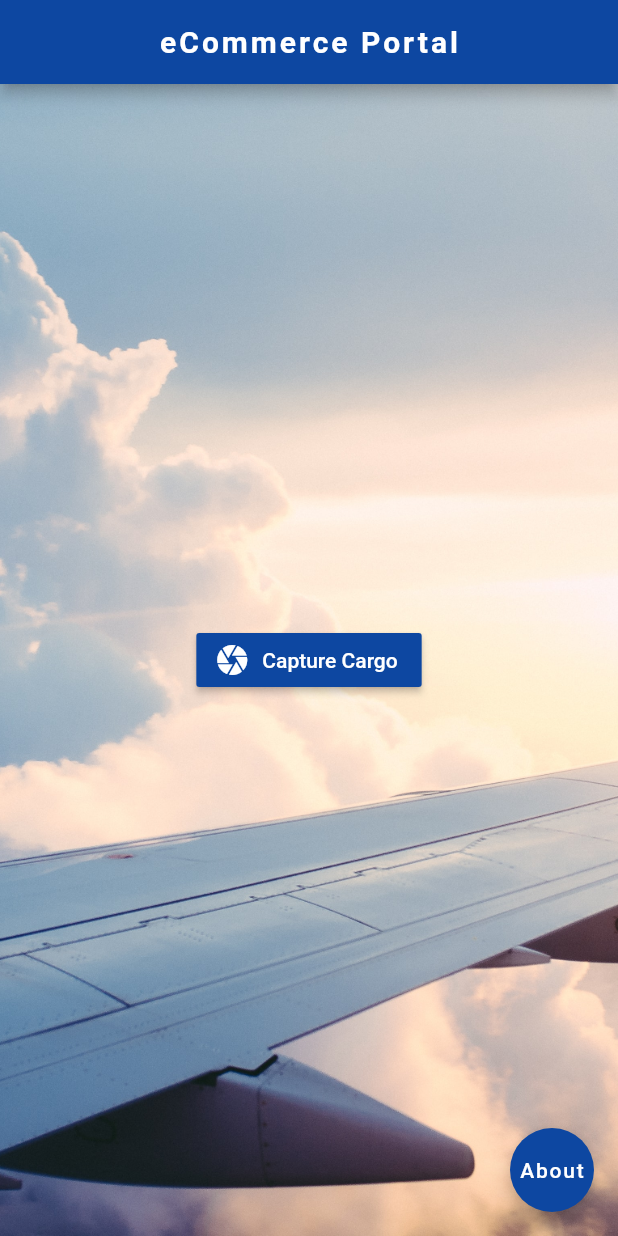
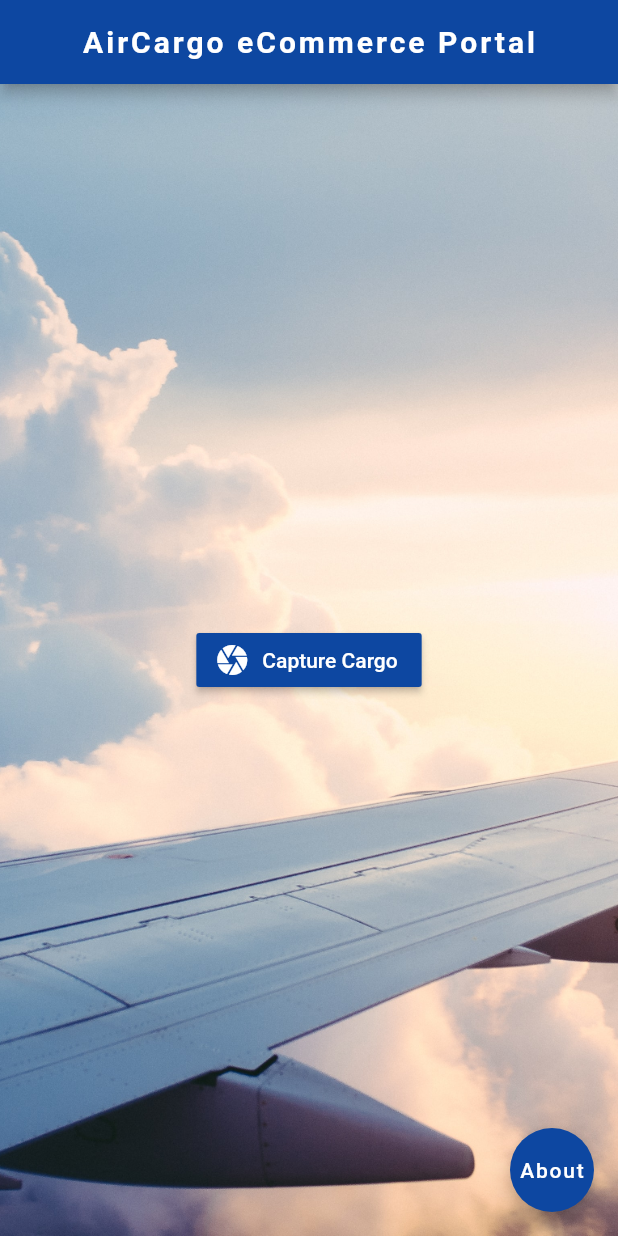
Before and after one commit to strotech/IATA_Hack_2020, a Flutter app: the screen it shows after launch, on a phone screen of 412 x 824 dp. Run offline on Flutter 3.47's test engine with Material 2 defaults, Android fonts, the phone set to English and light mode, and no system bars.

Commit message:
Initial Commit

```diff
--- a/my_app/lib/main.dart
+++ b/my_app/lib/main.dart
@@ -10,7 +10,7 @@ class Home extends StatelessWidget {
   Widget build(BuildContext context) {
     return Scaffold(
     appBar:AppBar(
-      title:Text('eCommerce Portal',
+      title:Text('AirCargo eCommerce Portal',
       style:TextStyle(fontSize: 20.0,
         fontWeight: FontWeight.bold,
         letterSpacing: 2.0,
```
